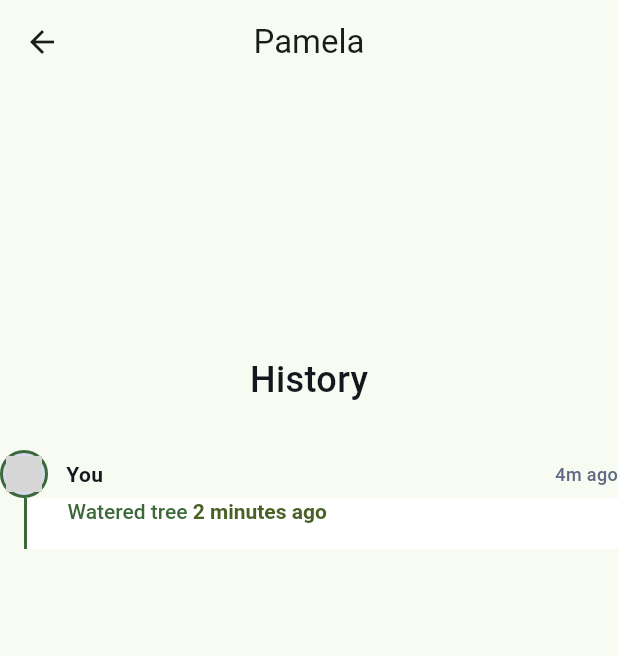
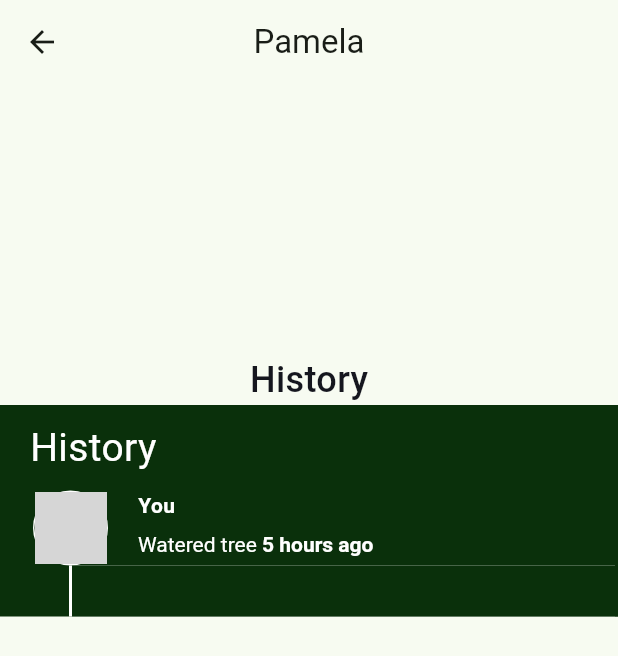
Before and after one commit to ChaiB04/treebud, a Flutter app: the InfoTree screen opened directly, on a phone screen of 412 x 824 dp. Shown: the top 656 px of the screen. Run offline on Flutter 3.47's test engine with Material 3 defaults, Android fonts, the phone set to English and light mode, and no system bars; missing offline and left inert: arcore_flutter_plugin; network calls fail; Roboto replaces fonts that are missing (Montserrat, Outfit, Plus Jakarta Sans); grey boxes are pictures that could not be loaded.

Commit message:
made the history element a widget making the coding neater & easier

```diff
--- a/tree_bud/lib/screens/infotree.dart
+++ b/tree_bud/lib/screens/infotree.dart
@@ -1,3 +1,4 @@
+import 'package:ar_function/widgets/historyname.dart';
 import 'package:flutter/material.dart';
 
 class InfoTree extends StatelessWidget {
@@ -30,118 +31,33 @@ class InfoTree extends StatelessWidget {
                 ),
               ),
             ),
+            Container(
+            color: const Color.fromARGB(255, 10, 48, 11),
+            child: const Column(
+              crossAxisAlignment: CrossAxisAlignment.start,
+              children: [
                 Padding(
-              padding: const EdgeInsetsDirectional.fromSTEB(0, 30, 0, 0),
-              child: Row(
-                mainAxisSize: MainAxisSize.max,
-                mainAxisAlignment: MainAxisAlignment.spaceBetween,
-                children: [
-                  Container(
-                    width: 32,
-                    height: 32,
-                    decoration: BoxDecoration(
-                      color: const Color(0x4D9489F5),
-                      shape: BoxShape.circle,
-                      border: Border.all(
-                        color: Theme.of(context).primaryColor,
-                        width: 2,
-                      ),
-                    ),
-                    child: Padding(
-                      padding: const EdgeInsets.all(2),
-                      child: ClipRRect(
-                        borderRadius: BorderRadius.circular(40),
-                        child: Image.network(
-                          'https://images.unsplash.com/photo-1633332755192-727a05c4013d?ixlib=rb-1.2.1&ixid=MnwxMjA3fDB8MHxzZWFyY2h8MXx8dXNlcnxlbnwwfHwwfHw%3D&auto=format&fit=crop&w=900&q=60',
-                          width: 60,
-                          height: 60,
-                          fit: BoxFit.cover,
+                  padding: EdgeInsets.only(left: 20.0, top: 10.0, bottom: 10.0),
+                  child: Align(
+                    alignment: Alignment.centerLeft,
+                    child: Text(
+                      'History',
+                      style: TextStyle(
+                        color: Colors.white,
+                        fontSize: 26,
+                        fontFamily: 'Montserrat',
                       ),
                     ),
                   ),
                 ),
-                  const Expanded(
-                    child: Padding(
-                      padding: EdgeInsetsDirectional.fromSTEB(12, 0, 0, 0),
-                      child: Text(
-                        'You',
-                        style: TextStyle(
-                          fontFamily: 'Plus Jakarta Sans',
-                          color: Color(0xFF15161E),
-                          fontSize: 14,
-                          fontWeight: FontWeight.bold,
+                ProfileInfo(
+                  imageUrl: 'https://images.unsplash.com/photo-1633332755192-727a05c4013d?ixlib=rb-1.2.1&ixid=MnwxMjA3fDB8MHxzZWFyY2h8MXx8dXNlcnxlbnwwfHwwfHw%3D&auto=format&fit=crop&w=900&q=60',
+                  name: 'You',
+                  task: 'Watered tree ',
+                  time: '5 hours ago',
                 ),
-                      ),
-                    ),
-                  ),
-                  const Text(
-                    '4m ago',
-                    style: TextStyle(
-                      fontFamily: 'Plus Jakarta Sans',
-                      color: Color(0xFF606A85),
-                      fontSize: 12,
-                      fontWeight: FontWeight.w500,
-                    ),
-                  ),
+                InfoCard(task: 'Watered tree ', time: '5 hours ago',),
               ],
-              ),
-            ),
-            Padding(
-              padding: const EdgeInsetsDirectional.fromSTEB(18, 0, 0, 0),
-              child: Container(
-                width: double.infinity,
-                decoration: BoxDecoration(
-                  color: Colors.white,
-                  boxShadow: [
-                    BoxShadow(
-                      blurRadius: 0,
-                      color: Theme.of(context).primaryColor,
-                      offset: const Offset(-2, 0),
-                    )
-                  ],
-                  border: Border.all(
-                    color: Colors.white,
-                    width: 1,
-                  ),
-                ),
-                child: Padding(
-                  padding: const EdgeInsetsDirectional.fromSTEB(26, 0, 0, 0),
-                  child: Column(
-                    mainAxisSize: MainAxisSize.max,
-                    crossAxisAlignment: CrossAxisAlignment.start,
-                    children: [
-                      Padding(
-                        padding: const EdgeInsetsDirectional.fromSTEB(0, 0, 0, 4),
-                        child: RichText(
-                          text: TextSpan(
-                            children: const [
-                              TextSpan(
-                                text: 'Watered tree',
-                                style: TextStyle(),
-                              ),
-                              TextSpan(
-                                text: ' 2 minutes ago',
-                                style: TextStyle(
-                                  fontFamily: 'Plus Jakarta Sans',
-                                  color: Color(0xFF496124),
-                                  fontSize: 14,
-                                  fontWeight: FontWeight.bold,
-                                ),
-                              )
-                            ],
-                            style: TextStyle(
-                              fontFamily: 'Plus Jakarta Sans',
-                              color: Theme.of(context).primaryColor,
-                              fontSize: 14,
-                              fontWeight: FontWeight.w500,
-                            ),
-                          ),
-                        ),
-                      ),
-                      const SizedBox(height: 12),
-                    ],
-                  ),
-                ),
     ),
     ),
     ],
--- /dev/null
+++ b/tree_bud/lib/widgets/historyname.dart
@@ -0,0 +1,144 @@
+import 'package:flutter/material.dart';
+
+class ProfileInfo extends StatelessWidget {
+  final String imageUrl;
+  final String name;
+  final Color backgroundColor;
+  final Color textColor;
+  final String task;
+  final String time;
+
+  const ProfileInfo({
+    super.key,
+    required this.imageUrl,
+    required this.name,
+    this.backgroundColor = const Color.fromARGB(255, 10, 48, 11),
+    this.textColor = Colors.white, required this.task, required this.time,
+  });
+
+  @override
+  Widget build(BuildContext context) {
+    return Padding(
+      padding: const EdgeInsets.only(
+        left: 22,
+      ),
+      child: Row(
+        mainAxisAlignment: MainAxisAlignment.spaceBetween,
+        children: [
+          Container(
+            width: 50,
+            height: 50,
+            decoration: BoxDecoration(
+              shape: BoxShape.circle,
+              border: Border.all(
+                color: Colors.white,
+              ),
+            ),
+            child: Padding(
+              padding: const EdgeInsets.all(0),
+              child: ClipRRect(
+                borderRadius: BorderRadius.circular(40),
+                child: Image.network(
+                  imageUrl,
+                  width: 50,
+                  height: 50,
+                  fit: BoxFit.cover,
+                ),
+              ),
+            ),
+
+          ),
+          Expanded(
+            child: Column(
+              crossAxisAlignment: CrossAxisAlignment.start,
+            children: [
+              Padding(
+                padding: const EdgeInsets.only(left: 20, bottom: 8),
+                child: Text(
+                  name,
+                  style: TextStyle(
+                    fontFamily: 'Montserrat',
+                    color: textColor,
+                    fontWeight: FontWeight.bold,
+                  ),
+                ),
+              ),
+              Padding(
+                padding: const EdgeInsets.only(bottom: 6, left: 20),
+                child: RichText(
+                  text: TextSpan(
+                    children: [
+                      TextSpan(
+                        text: task,
+                        style: const TextStyle(
+                          color: Colors.white,
+                        ),
+                      ),
+                      TextSpan(
+                        text: time,
+                        style: const TextStyle(
+                          color: Colors.white,
+                          fontWeight: FontWeight.bold,
+                        ),
+                      ),
+                    ],
+                  ),
+                ),
+              ),
+            ],
+          )),
+        ],
+      ),
+    );
+  }
+}
+
+class InfoCard extends StatelessWidget {
+  final String task;
+  final String time;
+
+  const InfoCard({
+    super.key,
+    required this.task,
+    required this.time,
+  });
+
+  @override
+  Widget build(BuildContext context) {
+    return Padding(
+      padding: const EdgeInsets.only(
+        left: 48,
+      ),
+      child: Container(
+        width: double.infinity,
+        decoration: const BoxDecoration(
+          color: Color.fromARGB(255, 10, 48, 11),
+          boxShadow: [
+            BoxShadow(
+              color: Colors.white,
+              offset: Offset(-2, 0),
+            ),
+          ],
+        ),
+        child: Padding(
+          padding: const EdgeInsets.all(0),
+          child: Column(
+            crossAxisAlignment: CrossAxisAlignment.center,
+            children: [
+              Padding(
+                padding: const EdgeInsets.only(bottom: 6, left: 20),
+                child: RichText(
+                  text:const  TextSpan(
+                    children: [
+                    ],
+                  ),
+                ),
+              ),
+              const SizedBox(height: 12),
+            ],
+          ),
+        ),
+      ),
+    );
+  }
+}
```
Lines whose indentation alone changed are shown as unchanged.
